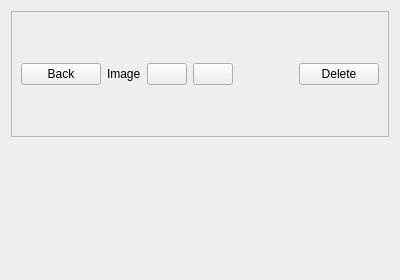
Old version of the form desktop/picturewidget.ui in the repository archanger/qt_tutorial.
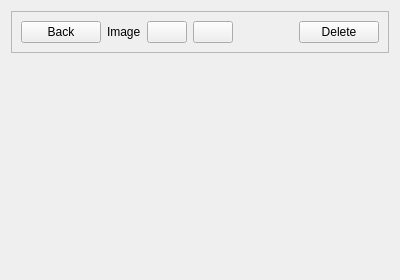
New version of the form. Icons and pictures are not drawn.

Commit message: fix desktop layout

Patch:
```diff
--- a/desktop/picturewidget.ui
+++ b/desktop/picturewidget.ui
@@ -19,7 +19,7 @@
   <property name="windowTitle">
    <string>Form</string>
   </property>
-  <layout class="QVBoxLayout" name="verticalLayout">
+  <layout class="QVBoxLayout" name="verticalLayout" stretch="0,1">
    <item>
     <widget class="QFrame" name="frame">
      <property name="frameShape">
@@ -28,7 +28,7 @@
      <property name="frameShadow">
       <enum>QFrame::Raised</enum>
      </property>
-     <layout class="QHBoxLayout" name="horizontalLayout">
+     <layout class="QHBoxLayout" name="horizontalLayout" stretch="0,0,0,0,0,0">
       <property name="sizeConstraint">
        <enum>QLayout::SetDefaultConstraint</enum>
       </property>
```
